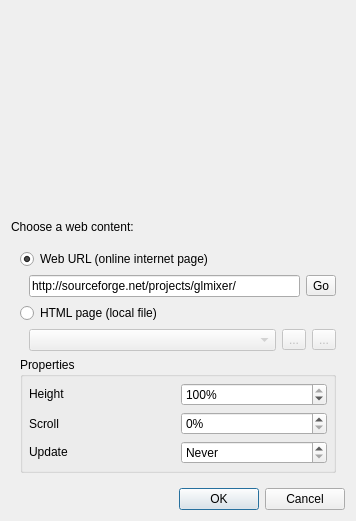
First picture: the form in src/WebSourceCreationDialog.ui, repository markus-wa/glmixer-mirror, before the edit.
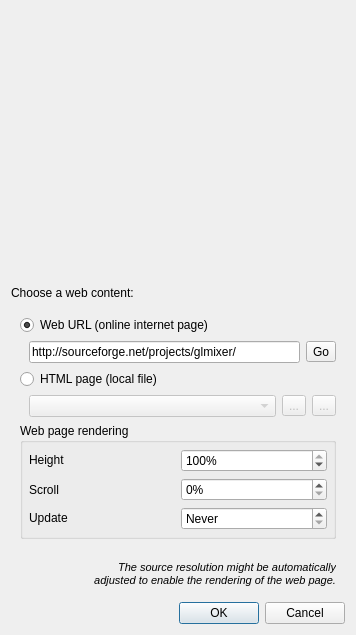
Second picture: the form after the edit. Icons and pictures are not drawn. Custom widgets are drawn as their Qt base class.

Commit message: Implementation of VideoStreamSource (with VideoStream and its creation dialogs. Creation of a SizeSelectionDialog for all sources dialog. Improvement of stability for WebSource and OpenCV Sources.

Patch:
```diff
--- a/src/WebSourceCreationDialog.ui
+++ b/src/WebSourceCreationDialog.ui
@@ -7,7 +7,7 @@
     <x>0</x>
     <y>0</y>
     <width>356</width>
-    <height>521</height>
+    <height>635</height>
    </rect>
   </property>
   <property name="windowTitle">
@@ -206,7 +206,7 @@
          </sizepolicy>
         </property>
         <property name="title">
-         <string>Properties</string>
+         <string>Web page rendering</string>
         </property>
         <property name="flat">
          <bool>true</bool>
@@ -374,6 +374,29 @@
         </layout>
        </widget>
       </item>
+      <item>
+       <widget class="SizeSelectionWidget" name="sizeselection" native="true">
+        <property name="sizePolicy">
+         <sizepolicy hsizetype="Preferred" vsizetype="Maximum">
+          <horstretch>0</horstretch>
+          <verstretch>0</verstretch>
+         </sizepolicy>
+        </property>
+        <property name="minimumSize">
+         <size>
+          <width>0</width>
+          <height>10</height>
+         </size>
+        </property>
+       </widget>
+      </item>
+      <item>
+       <widget class="QLabel" name="label">
+        <property name="text">
+         <string>&lt;html&gt;&lt;head/&gt;&lt;body&gt;&lt;p align=&quot;right&quot;&gt;&lt;span style=&quot; font-size:8pt; font-style:italic;&quot;&gt;The source resolution might be automatically&lt;br&gt;adjusted to enable the rendering of the web page.&lt;/span&gt;&lt;/p&gt;&lt;/body&gt;&lt;/html&gt;</string>
+        </property>
+       </widget>
+      </item>
      </layout>
     </widget>
    </item>
@@ -396,6 +419,15 @@
    <header>SourceDisplayWidget.h</header>
    <container>1</container>
   </customwidget>
+  <customwidget>
+   <class>SizeSelectionWidget</class>
+   <extends>QWidget</extends>
+   <header>SizeSelectionWidget.h</header>
+   <container>1</container>
+   <slots>
+    <signal>sizeChanged()</signal>
+   </slots>
+  </customwidget>
  </customwidgets>
  <tabstops>
   <tabstop>webURL</tabstop>
```
Left out of the diff: 76 changed lines with no effect on the pictures. The commit also changes 54 other files.
